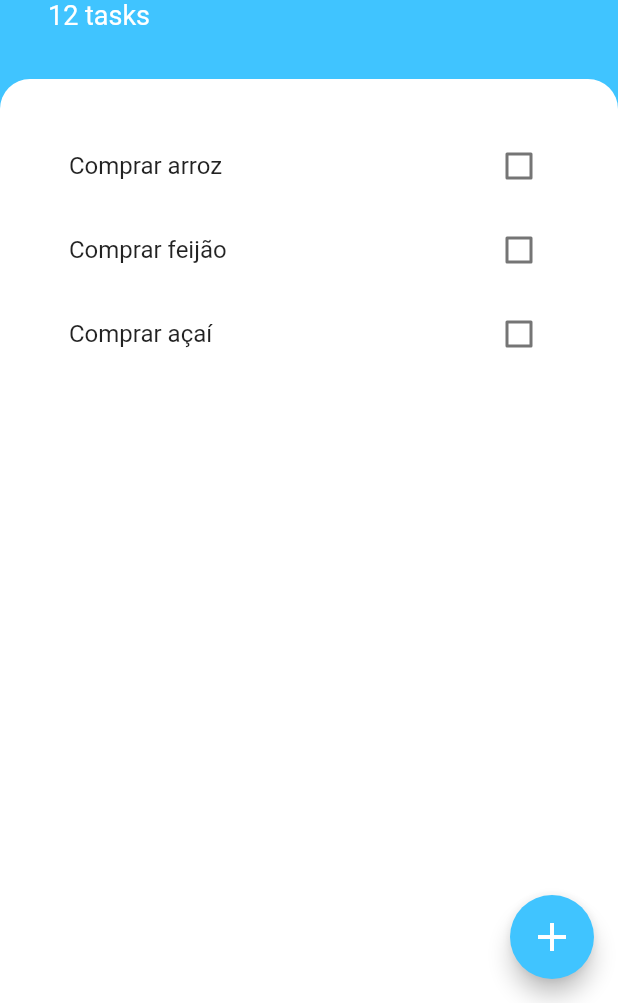
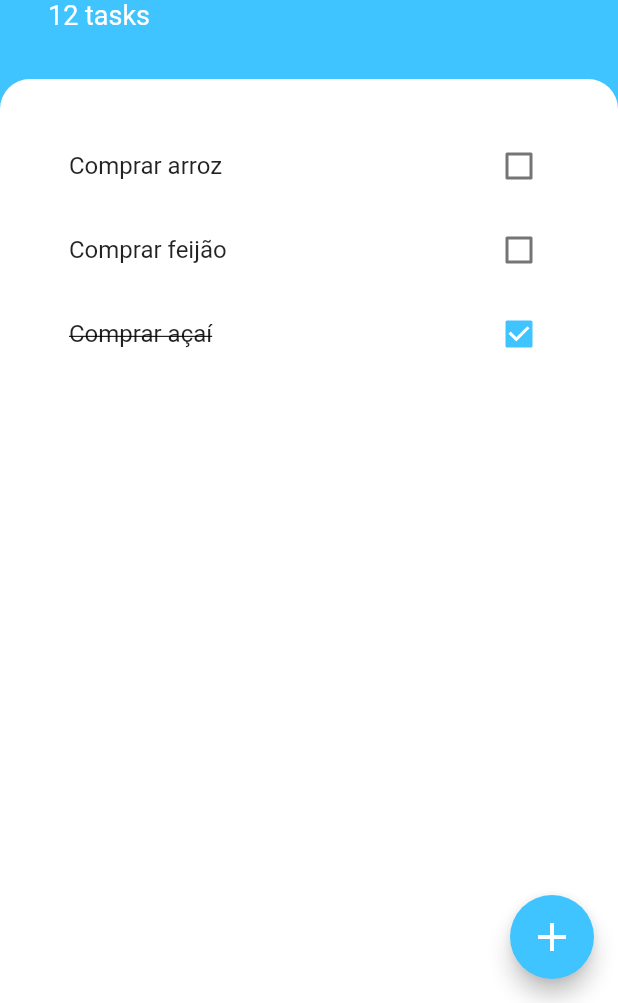
Before and after one commit to sudjoao/todoey_ap, a Flutter app: the screen it shows after launch, after a tap on "Comprar açaí", on a phone screen of 412 x 824 dp, the part 233-1236 px from its top. Run offline on Flutter 3.47's test engine with Material 2 defaults, Android fonts, the light colour scheme and no system bars.

Commit message:
Create checkbox logic

```diff
--- /dev/null
+++ b/lib/widgets/task_checkbox.dart
@@ -0,0 +1,30 @@
+import 'package:flutter/material.dart';
+
+class MyTaskCheckbox extends StatefulWidget {
+  const MyTaskCheckbox({Key? key, this.task = ""}) : super(key: key);
+  final String task;
+  @override
+  _MyTaskCheckboxState createState() => _MyTaskCheckboxState();
+}
+
+class _MyTaskCheckboxState extends State<MyTaskCheckbox> {
+  bool isChecked = false;
+
+  @override
+  Widget build(BuildContext context) {
+    return CheckboxListTile(
+      value: isChecked,
+      title: Text(
+        widget.task,
+        style: TextStyle(
+          decoration: isChecked ? TextDecoration.lineThrough : null,
+        ),
+      ),
+      onChanged: (value) {
+        setState(() {
+          isChecked = value! ? true : false;
+        });
+      },
+    );
+  }
+}
--- a/lib/widgets/task_list.dart
+++ b/lib/widgets/task_list.dart
@@ -1,4 +1,5 @@
 import 'package:flutter/material.dart';
+import 'package:todoey_app/widgets/task_checkbox.dart';
 
 class MyTaskList extends StatelessWidget {
   const MyTaskList({Key? key}) : super(key: key);
@@ -7,20 +8,12 @@ class MyTaskList extends StatelessWidget {
   Widget build(BuildContext context) {
     return ListView(
       children: [
-        CheckboxListTile(
-          value: false,
-          title: Text('Comprar arroz'),
-          onChanged: (value) {},
+        MyTaskCheckbox(task: 'Comprar arroz'),
+        MyTaskCheckbox(
+          task: 'Comprar feijão',
         ),
-        CheckboxListTile(
-          value: false,
-          title: Text('Comprar feijão'),
-          onChanged: (value) {},
-        ),
-        CheckboxListTile(
-          value: false,
-          title: Text('Comprar açaí'),
-          onChanged: (value) {},
+        MyTaskCheckbox(
+          task: 'Comprar açaí',
         ),
       ],
     );
```
